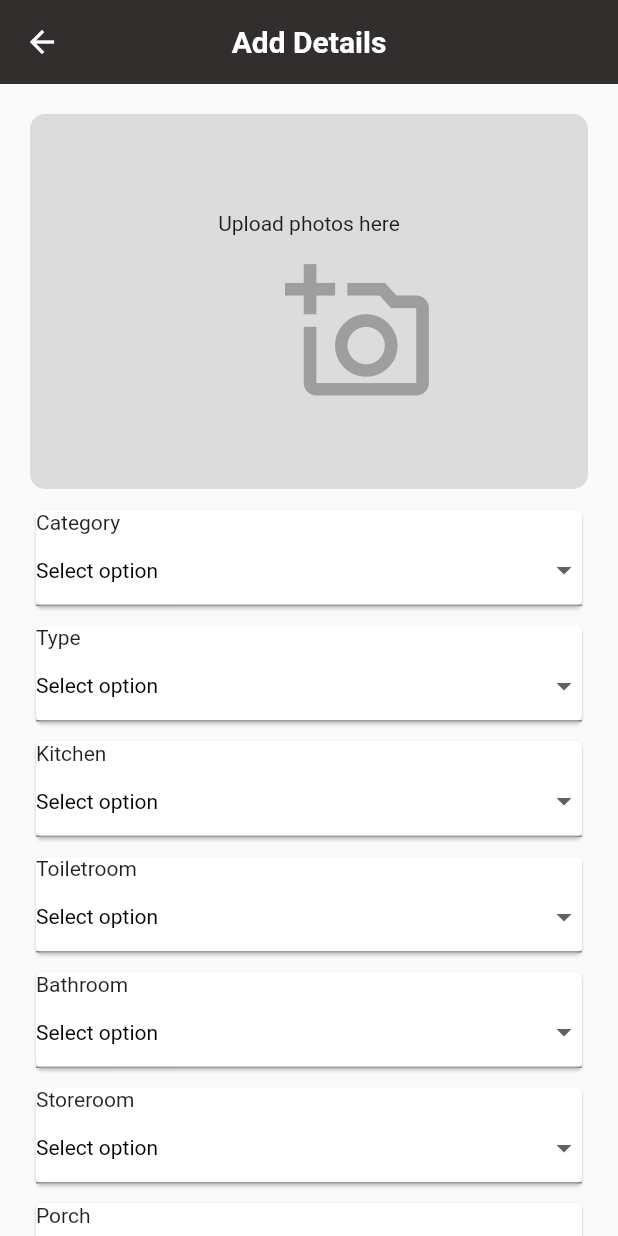
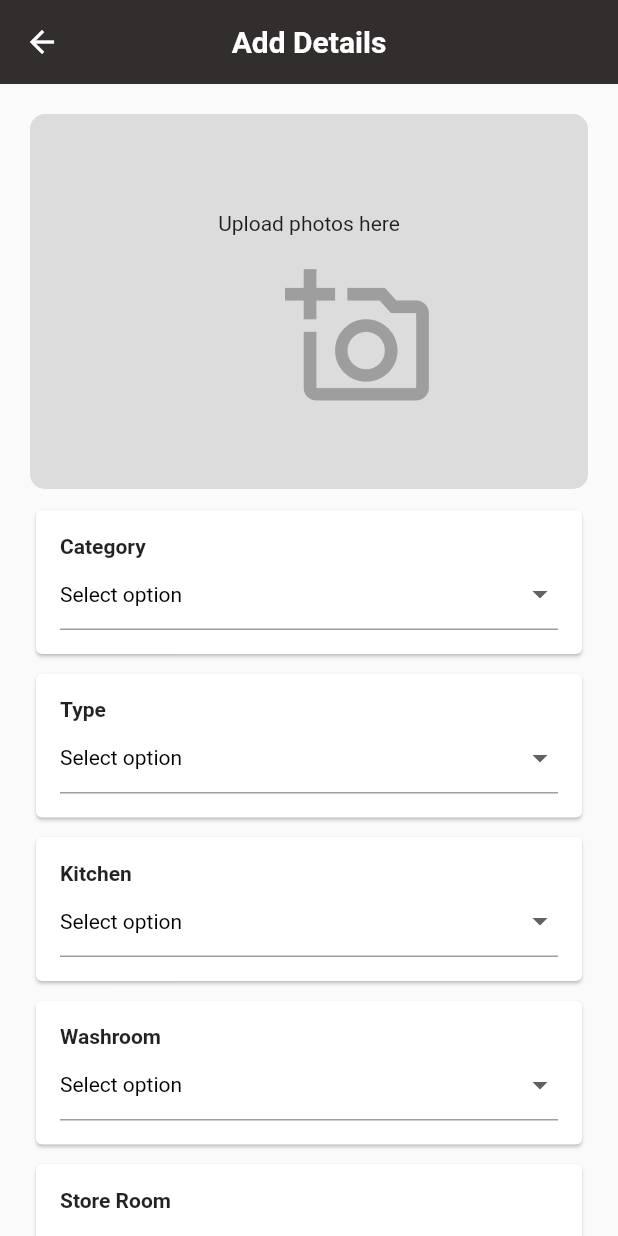
Before and after one commit to trustdboy123/Lets-Accommodate, a Flutter app: the AddDetailsView screen opened directly, on a phone screen of 412 x 824 dp. Run offline on Flutter 3.47's test engine with Material 2 defaults, Android fonts, the phone set to English and light mode, and no system bars; our stand-ins replace image_picker; missing offline and left inert: comment_box, multi_image_picker2.

Commit message:
22/02/22

```diff
--- a/lib/landlord/add_details_page.dart
+++ b/lib/landlord/add_details_page.dart
@@ -131,9 +131,9 @@ class _AddDetailsViewState extends State<AddDetailsView> {
                 child: Column(
                   children: [
                     SizedBox(height: 65),
-                    Text("Upload photos here"),
-                    SizedBox(
-                      height: 7,
+                    const Text("Upload photos here"),
+                    const SizedBox(
+                      height: 10,
                     ),
                     IconButton(
                         onPressed: () {
@@ -155,7 +155,7 @@ class _AddDetailsViewState extends State<AddDetailsView> {
                                 );
                               });
                         },
-                        icon: Icon(
+                        icon: const Icon(
                           Icons.add_a_photo_outlined,
                           size: 100,
                           color: Colors.grey,
@@ -166,14 +166,19 @@ class _AddDetailsViewState extends State<AddDetailsView> {
               //  Expanded(
               //     child: buildGridView()),
 
-              SizedBox(
+              const SizedBox(
                 height: 10,
               ),
               Card(
+                  child: Padding(
+                padding: const EdgeInsets.all(16.0),
                 child: Column(
                   crossAxisAlignment: CrossAxisAlignment.start,
                   children: [
-                  Text('Category'),
+                    const Text(
+                      'Category',
+                      style: TextStyle(fontWeight: FontWeight.bold),
+                    ),
                     DropdownButtonFormField(
                       value: dropdownValue,
                       icon: const Icon(Icons.arrow_drop_down),
@@ -198,13 +203,17 @@ class _AddDetailsViewState extends State<AddDetailsView> {
                       }).toList(),
                     ),
                   ],
+                ),
               )),
-              SizedBox(height: 5),
+              const SizedBox(height: 5),
               Card(
+                  child: Padding(
+                padding: const EdgeInsets.all(16.0),
                 child: Column(
                   crossAxisAlignment: CrossAxisAlignment.start,
                   children: [
-                  Text('Type'),
+                    const Text('Type',
+                        style: TextStyle(fontWeight: FontWeight.bold)),
                     DropdownButtonFormField(
                       value: dropdownValueType,
                       icon: const Icon(Icons.arrow_drop_down),
@@ -220,7 +229,7 @@ class _AddDetailsViewState extends State<AddDetailsView> {
                         'Apartment',
                         'Flat',
                         'Compound House',
-                      'Self Contained House',
+                        'Self Contained',
                       ].map<DropdownMenuItem<String>>((String value) {
                         return DropdownMenuItem<String>(
                           value: value,
@@ -229,13 +238,17 @@ class _AddDetailsViewState extends State<AddDetailsView> {
                       }).toList(),
                     ),
                   ],
+                ),
               )),
               const SizedBox(height: 5),
               Card(
+                  child: Padding(
+                padding: const EdgeInsets.all(16.0),
                 child: Column(
                   crossAxisAlignment: CrossAxisAlignment.start,
                   children: [
-                  Text('Kitchen'),
+                    const Text('Kitchen',
+                        style: TextStyle(fontWeight: FontWeight.bold)),
                     DropdownButtonFormField(
                       value: dropdownValueKitchen,
                       icon: const Icon(Icons.arrow_drop_down),
@@ -258,42 +271,18 @@ class _AddDetailsViewState extends State<AddDetailsView> {
                       }).toList(),
                     ),
                   ],
+                ),
               )),
-              SizedBox(height: 5),
+
+              const SizedBox(height: 5),
               Card(
+                  child: Padding(
+                padding: const EdgeInsets.all(16.0),
                 child: Column(
                   crossAxisAlignment: CrossAxisAlignment.start,
                   children: [
-                  Text('Toiletroom'),
-                  DropdownButtonFormField(
-                    value: dropdownValueToiletRoom,
-                    icon: const Icon(Icons.arrow_drop_down),
-                    elevation: 16,
-                    style: const TextStyle(color: Colors.black),
-                    onChanged: (String? newValue) {
-                      setState(() {
-                        dropdownValueToiletRoom = newValue!;
-                      });
-                    },
-                    items: <String>[
-                      'Select option',
-                      'Available',
-                      'Unavailable',
-                    ].map<DropdownMenuItem<String>>((String value) {
-                      return DropdownMenuItem<String>(
-                        value: value,
-                        child: Text(value),
-                      );
-                    }).toList(),
-                  ),
-                ],
-              )),
-              SizedBox(height: 5),
-              Card(
-                  child: Column(
-                crossAxisAlignment: CrossAxisAlignment.start,
-                children: [
-                  Text('Bathroom'),
+                    const Text('Washroom',
+                        style: TextStyle(fontWeight: FontWeight.bold)),
                     DropdownButtonFormField(
                       value: dropdownValueBathRoom,
                       icon: const Icon(Icons.arrow_drop_down),
@@ -316,13 +305,17 @@ class _AddDetailsViewState extends State<AddDetailsView> {
                       }).toList(),
                     ),
                   ],
+                ),
               )),
-              SizedBox(height: 5),
+              const SizedBox(height: 5),
               Card(
+                  child: Padding(
+                padding: const EdgeInsets.all(16.0),
                 child: Column(
                   crossAxisAlignment: CrossAxisAlignment.start,
                   children: [
-                  Text('Storeroom'),
+                    const Text('Store Room',
+                        style: TextStyle(fontWeight: FontWeight.bold)),
                     DropdownButtonFormField(
                       value: dropdownValueStoreRoom,
                       icon: const Icon(Icons.arrow_drop_down),
@@ -345,13 +338,17 @@ class _AddDetailsViewState extends State<AddDetailsView> {
                       }).toList(),
                     ),
                   ],
+                ),
               )),
-              SizedBox(height: 5),
+              const SizedBox(height: 5),
               Card(
+                  child: Padding(
+                padding: const EdgeInsets.all(16.0),
                 child: Column(
                   crossAxisAlignment: CrossAxisAlignment.start,
                   children: [
-                  Text('Porch'),
+                    const Text('Porch',
+                        style: TextStyle(fontWeight: FontWeight.bold)),
                     DropdownButtonFormField(
                       value: dropdownValuePorch,
                       icon: const Icon(Icons.arrow_drop_down),
@@ -374,13 +371,17 @@ class _AddDetailsViewState extends State<AddDetailsView> {
                       }).toList(),
                     ),
                   ],
+                ),
               )),
-              SizedBox(height: 5),
+              const SizedBox(height: 5),
               Card(
+                  child: Padding(
+                padding: const EdgeInsets.all(16.0),
                 child: Column(
                   crossAxisAlignment: CrossAxisAlignment.start,
                   children: [
-                  Text('Walled House'),
+                    const Text('Walled House',
+                        style: TextStyle(fontWeight: FontWeight.bold)),
                     DropdownButtonFormField(
                       value: dropdownValueWaledHouse,
                       icon: const Icon(Icons.arrow_drop_down),
@@ -403,13 +404,17 @@ class _AddDetailsViewState extends State<AddDetailsView> {
                       }).toList(),
                     ),
                   ],
+                ),
               )),
-              SizedBox(height: 5),
+              const SizedBox(height: 5),
               Card(
+                  child: Padding(
+                padding: const EdgeInsets.all(16.0),
                 child: Column(
                   crossAxisAlignment: CrossAxisAlignment.start,
                   children: [
-                  Text('Tiled House'),
+                    const Text('Tiled House',
+                        style: TextStyle(fontWeight: FontWeight.bold)),
                     DropdownButtonFormField(
                       value: dropdownValueTiledHouse,
                       icon: const Icon(Icons.arrow_drop_down),
@@ -432,13 +437,17 @@ class _AddDetailsViewState extends State<AddDetailsView> {
                       }).toList(),
                     ),
                   ],
+                ),
               )),
-              SizedBox(height: 5),
+              const SizedBox(height: 5),
               Card(
+                  child: Padding(
+                padding: const EdgeInsets.all(16.0),
                 child: Column(
                   crossAxisAlignment: CrossAxisAlignment.start,
                   children: [
-                  Text('Electricity'),
+                    const Text('Electricity',
+                        style: TextStyle(fontWeight: FontWeight.bold)),
                     DropdownButtonFormField(
                       value: dropdownValueElectricity,
                       icon: const Icon(Icons.arrow_drop_down),
@@ -451,7 +460,8 @@ class _AddDetailsViewState extends State<AddDetailsView> {
                       },
                       items: <String>[
                         'Select option',
-                      'Available',
+                        'Available, Shared meter',
+                        'Available, Unshared meter',
                         'Unavailable',
                       ].map<DropdownMenuItem<String>>((String value) {
                         return DropdownMenuItem<String>(
@@ -461,12 +471,16 @@ class _AddDetailsViewState extends State<AddDetailsView> {
                       }).toList(),
                     ),
                   ],
+                ),
               )),
               Card(
+                  child: Padding(
+                padding: const EdgeInsets.all(8.0),
                 child: Column(
                   crossAxisAlignment: CrossAxisAlignment.start,
                   children: [
-                  Text('Water Availability'),
+                    const Text('Water Availability',
+                        style: TextStyle(fontWeight: FontWeight.bold)),
                     DropdownButtonFormField(
                       value: dropdownValueWaterAvailability,
                       icon: const Icon(Icons.arrow_drop_down),
@@ -489,36 +503,40 @@ class _AddDetailsViewState extends State<AddDetailsView> {
                       }).toList(),
                     ),
                   ],
+                ),
               )),
               const SizedBox(
-                height: 5,
+                height: 10,
               ),
               TextFormField(
                   controller: _priceController,
                   decoration: InputDecoration(
                       border: OutlineInputBorder(
-                        borderRadius: BorderRadius.circular(10),
+                        borderRadius: BorderRadius.circular(20),
                       ),
                       labelText: 'Price',
                       hintText: 'Enter Price of Rent')),
               const SizedBox(
-                height: 5,
+                height: 10,
               ),
               TextFormField(
                   controller: _sizeController,
-                  keyboardType: TextInputType.number,
+                  keyboardType: TextInputType.text,
                   decoration: InputDecoration(
                       border: OutlineInputBorder(
-                        borderRadius: BorderRadius.circular(10),
+                        borderRadius: BorderRadius.circular(20),
                       ),
                       labelText: 'Size',
                       hintText: 'Enter Size of Room')),
-              SizedBox(height: 5),
+              const SizedBox(height: 10),
               Card(
+                  child: Padding(
+                padding: const EdgeInsets.all(16.0),
                 child: Column(
                   crossAxisAlignment: CrossAxisAlignment.start,
                   children: [
-                  Text('Region'),
+                    const Text('Region',
+                        style: TextStyle(fontWeight: FontWeight.bold)),
                     DropdownButtonFormField(
                       value: dropdownValueRegion,
                       icon: const Icon(Icons.arrow_drop_down),
@@ -553,57 +571,50 @@ class _AddDetailsViewState extends State<AddDetailsView> {
                       }).toList(),
                     ),
                   ],
+                ),
               )),
               const SizedBox(
-                height: 5,
+                height: 10,
               ),
               TextFormField(
                   controller: _cityController,
                   keyboardType: TextInputType.text,
                   decoration: InputDecoration(
                     border: OutlineInputBorder(
-                      borderRadius: BorderRadius.circular(10),
+                      borderRadius: BorderRadius.circular(20),
                     ),
                     labelText: 'City/Town',
                   )),
               const SizedBox(
-                height: 5,
+                height: 10,
               ),
               TextFormField(
                   controller: _digitalAddressController,
                   keyboardType: TextInputType.text,
                   decoration: InputDecoration(
                       border: OutlineInputBorder(
-                        borderRadius: BorderRadius.circular(10),
+                        borderRadius: BorderRadius.circular(20),
                       ),
                       labelText: 'Digital Address',
                       hintText: 'GN-1234-5678')),
               const SizedBox(
-                height: 5,
+                height: 10,
+              ),
+
+              const SizedBox(
+                height: 10,
               ),
               TextFormField(
                   controller: _houseNumberController,
                   keyboardType: TextInputType.text,
                   decoration: InputDecoration(
                     border: OutlineInputBorder(
-                        borderRadius: BorderRadius.circular(10),
-                      ),
-                      labelText: 'Digital Address',
-                      hintText: 'GN-1234-5678')),
-              const SizedBox(
-                height: 5,
-              ),
-              TextFormField(
-                  controller: _houseNumberController,
-                  keyboardType: TextInputType.text,
-                  decoration: InputDecoration(
-                    border: OutlineInputBorder(
-                      borderRadius: BorderRadius.circular(10),
+                      borderRadius: BorderRadius.circular(20),
                     ),
                     labelText: 'House Number',
                   )),
               const SizedBox(
-                height: 7,
+                height: 20,
               ),
               TextButton(
                 onPressed: () {},
@@ -612,6 +623,9 @@ class _AddDetailsViewState extends State<AddDetailsView> {
                   style: TextStyle(color: Colors.white),
                 ),
                 style: TextButton.styleFrom(backgroundColor: Colors.blue),
+              ),
+              const SizedBox(
+                height: 20,
               )
             ],
           ),
--- a/lib/tenant/Two bedroom plus/twobedroom_plus.dart
+++ b/lib/tenant/Two bedroom plus/twobedroom_plus.dart
@@ -1,4 +1,5 @@
 import 'package:flutter/material.dart';
+import 'package:lets_accommodate/tenant/comments_tenants.dart';
 import 'package:lets_accommodate/tenant/details.dart';
 
 class TwobedroomPlus extends StatelessWidget {
@@ -97,10 +98,18 @@ class TwobedroomPlus extends StatelessWidget {
                   child: Row(
                     mainAxisSize: MainAxisSize.min,
                     children: [
-                      Icon(Icons.star_border_outlined),
+                      Row(
+                        children: [Icon(Icons.star_border_outlined), Text('5')],
+                      ),
                       Spacer(),
                       IconButton(
-                          onPressed: () {}, icon: Icon(Icons.comment_outlined)),
+                          onPressed: () {
+                            Navigator.of(context)
+                                .push(MaterialPageRoute(builder: (context) {
+                              return TestMe();
+                            }));
+                          },
+                          icon: Icon(Icons.comment_outlined)),
                       Spacer(),
                       Text('Koforidua, Abogri')
                     ],
--- a/lib/tenant/chamber and hall/chamber_hall.dart
+++ b/lib/tenant/chamber and hall/chamber_hall.dart
@@ -1,5 +1,6 @@
 import 'package:flutter/material.dart';
 import 'package:lets_accommodate/tenant/details.dart';
+import 'package:lets_accommodate/tenant/comments_tenants.dart';
 
 class ChamberHall extends StatelessWidget {
   ChamberHall({Key? key}) : super(key: key);
@@ -8,7 +9,7 @@ class ChamberHall extends StatelessWidget {
   Widget build(BuildContext context) {
     return Scaffold(
       appBar: AppBar(
-          title: Text('Chamber and Hall'),
+          title: const Text('Chamber and Hall'),
           bottom: PreferredSize(
             preferredSize: const Size.fromHeight(60),
             child: Padding(
@@ -97,10 +98,21 @@ class ChamberHall extends StatelessWidget {
                   child: Row(
                     mainAxisSize: MainAxisSize.min,
                     children: [
-                      Icon(Icons.star_border_outlined),
+                      Row(
+                        children: [
+                          Icon(Icons.star_border_outlined),
+                          Text('14')
+                        ],
+                      ),
                       Spacer(),
                       IconButton(
-                          onPressed: () {}, icon: Icon(Icons.comment_outlined)),
+                          onPressed: () {
+                            Navigator.of(context)
+                                .push(MaterialPageRoute(builder: (context) {
+                              return TestMe();
+                            }));
+                          },
+                          icon: Icon(Icons.comment_outlined)),
                       Spacer(),
                       Text('Koforidua, Effiduase')
                     ],
--- a/lib/tenant/favourite_tenant.dart
+++ b/lib/tenant/favourite_tenant.dart
@@ -1,4 +1,5 @@
 import 'package:flutter/material.dart';
+import 'package:lets_accommodate/tenant/comments_tenants.dart';
 import 'package:lets_accommodate/tenant/details.dart';
 
 class FavouriteTenant extends StatelessWidget {
@@ -75,7 +76,13 @@ class FavouriteTenant extends StatelessWidget {
                       Icon(Icons.star_border_outlined),
                       Spacer(),
                       IconButton(
-                          onPressed: () {}, icon: Icon(Icons.comment_outlined)),
+                          onPressed: () {
+                            Navigator.of(context)
+                                .push(MaterialPageRoute(builder: (context) {
+                              return TestMe();
+                            }));
+                          },
+                          icon: Icon(Icons.comment_outlined)),
                       Spacer(),
                       Text('Koforidua, Adweso')
                     ],
--- a/lib/tenant/index_view.dart
+++ b/lib/tenant/index_view.dart
@@ -36,7 +36,7 @@ class _IndexViewState extends State<IndexView> {
               BottomNavigationBarItem(
                   icon: Icon(Icons.home), label: 'Categories'),
               BottomNavigationBarItem(
-                  icon: Icon(Icons.favorite_outline), label: 'Favourite'),
+                  icon: Icon(Icons.favorite), label: 'Favourite'),
               BottomNavigationBarItem(
                   icon: Icon(Icons.settings), label: 'Settings'),
             ]));
--- a/lib/tenant/single room/single_room.dart
+++ b/lib/tenant/single room/single_room.dart
@@ -1,6 +1,6 @@
 import 'package:flutter/material.dart';
 import 'package:lets_accommodate/tenant/details.dart';
-import 'package:lets_accommodate/tenant/single%20room/comments_tenants.dart';
+import 'package:lets_accommodate/tenant/comments_tenants.dart';
 
 class SingleRoom extends StatelessWidget {
   SingleRoom({Key? key}) : super(key: key);
--- a/lib/tenant/two bedroom/two_bedroom.dart
+++ b/lib/tenant/two bedroom/two_bedroom.dart
@@ -1,4 +1,5 @@
 import 'package:flutter/material.dart';
+import 'package:lets_accommodate/tenant/comments_tenants.dart';
 import 'package:lets_accommodate/tenant/details.dart';
 
 class TwoBedroom extends StatelessWidget {
@@ -97,10 +98,21 @@ class TwoBedroom extends StatelessWidget {
                   child: Row(
                     mainAxisSize: MainAxisSize.min,
                     children: [
-                      Icon(Icons.star_border_outlined),
+                      Row(
+                        children: [
+                          Icon(Icons.star_border_outlined),
+                          Text('10')
+                        ],
+                      ),
                       Spacer(),
                       IconButton(
-                          onPressed: () {}, icon: Icon(Icons.comment_outlined)),
+                          onPressed: () {
+                            Navigator.of(context)
+                                .push(MaterialPageRoute(builder: (context) {
+                              return TestMe();
+                            }));
+                          },
+                          icon: Icon(Icons.comment_outlined)),
                       Spacer(),
                       Text('koforidua, Okorase')
                     ],
```
Also changed, not shown: lib/tenant/comments_tenants.dart (renamed from lib/tenant/single room/comments_tenants.dart). Lines whose indentation alone changed are shown as unchanged.
